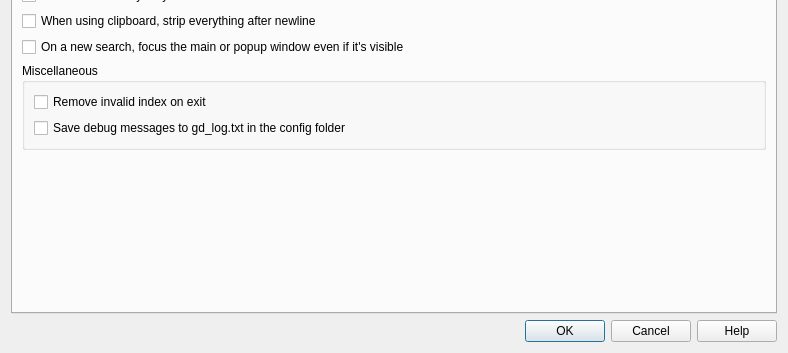
First picture: the form in src/ui/preferences.ui, repository xiaoyifang/goldendict-ng, before the edit; both pictures show x 0 to 788 and y 377 to 730 of the 788 by 730 pixel window.
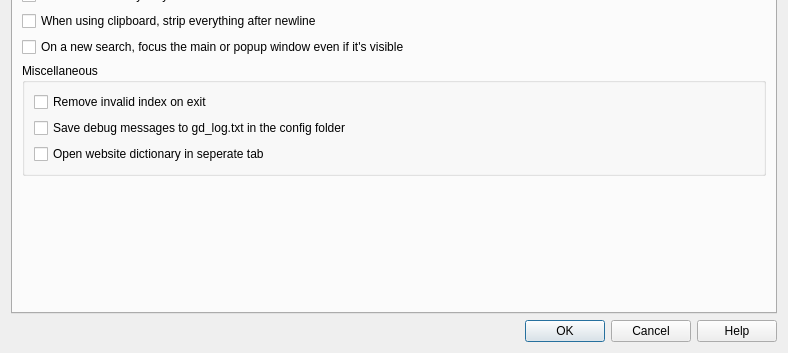
Second picture: the form after the edit. The open tabs and pages were chosen to show the change. Icons and pictures are not drawn. Custom widgets are drawn as their Qt base class.

Commit message: opt: add option about open website in seperate tab

```diff
--- a/src/ui/preferences.ui
+++ b/src/ui/preferences.ui
@@ -1999,6 +1999,13 @@
             </property>
            </widget>
           </item>
+          <item>
+           <widget class="QCheckBox" name="openWebsiteInNewTab">
+            <property name="text">
+             <string>Open website dictionary in seperate tab</string>
+            </property>
+           </widget>
+          </item>
          </layout>
         </widget>
        </item>
```
The commit also changes 10 other files.
